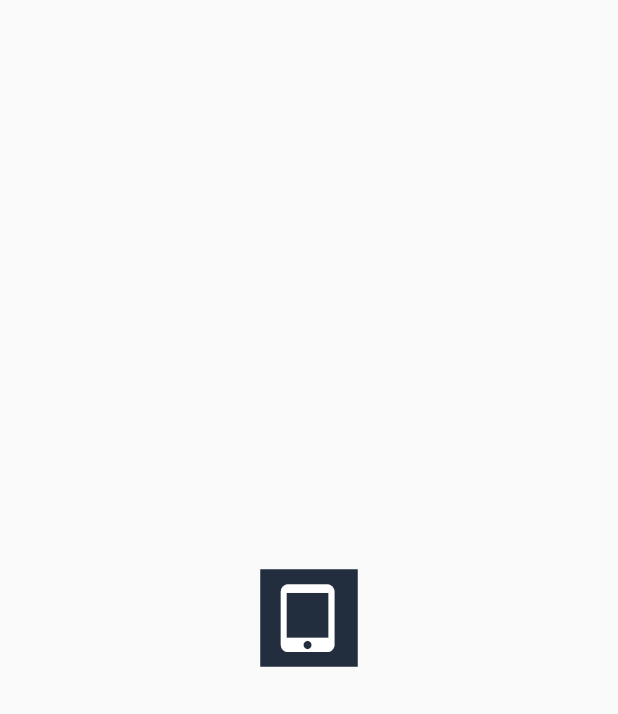
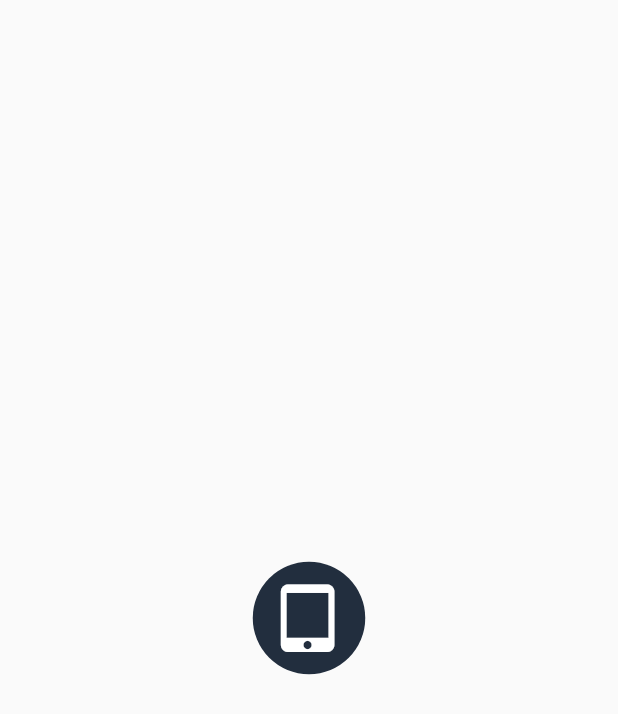
Before and after one commit to DanielBacab-Ksquare/UI_PRACTICE, a Flutter app: the screen it shows after launch, on a phone screen of 412 x 824 dp. Shown: the top 714 px of the screen. Run offline on Flutter 3.47's test engine with Material 2 defaults, Android fonts, the phone set to English and light mode, and no system bars.

Commit message:
3 practices

```diff
--- a/lib/main.dart
+++ b/lib/main.dart
@@ -1,6 +1,7 @@
 import 'package:flutter/material.dart';
 import 'package:ui_practice/screens/practice_1.dart';
 import 'package:ui_practice/screens/practice_2.dart';
+import 'package:ui_practice/screens/practice_3.dart';
 
 void main() {
   runApp(const MyApp());
@@ -17,7 +18,7 @@ class MyApp extends StatelessWidget {
       theme: ThemeData(
         primarySwatch: Colors.blue,
       ),
-      home: const Practice2(),
+      home: const Practice3(),
     );
   }
 }
--- /dev/null
+++ b/lib/screens/practice_3.dart
@@ -0,0 +1,21 @@
+import 'package:flutter/material.dart';
+
+class Practice3 extends StatelessWidget {
+  const Practice3({super.key});
+
+  @override
+  Widget build(BuildContext context){
+    return Scaffold(
+      body: Center(
+        child: Container(
+           decoration: const BoxDecoration(
+             borderRadius: BorderRadius.all(Radius.circular(50)),
+             color: Color(0xff222e3e),
+            ),
+            padding: const EdgeInsets.all(15),
+            child: const Icon(size: 45,color: Colors.white,Icons.tablet_mac_rounded)
+            )
+      ),
+    );
+  }
+}
```
Also changed, not shown: 2 other files.
